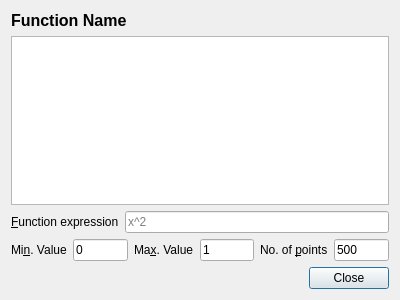
edfm-tum/iland-model, file src/iland/ui/dialogfunctionplotter.ui: the form before one commit.
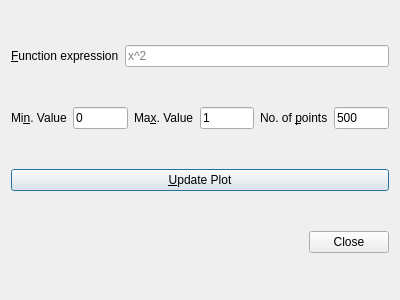
The form after the commit.

Commit message: feat: function plotter works, still not perfectly working

The edit to the form file:
```diff
--- a/src/iland/ui/dialogfunctionplotter.ui
+++ b/src/iland/ui/dialogfunctionplotter.ui
@@ -15,24 +15,7 @@
   </property>
   <layout class="QVBoxLayout" name="verticalLayout_2">
    <item>
-    <widget class="QLabel" name="functionTitle">
-     <property name="font">
-      <font>
-       <pointsize>12</pointsize>
-       <bold>true</bold>
-      </font>
-     </property>
-     <property name="text">
-      <string>Function Name</string>
-     </property>
-    </widget>
-   </item>
-   <item>
-    <layout class="QVBoxLayout" name="verticalLayout">
-     <item>
-      <widget class="QGraphicsView" name="graphicsView"/>
-     </item>
-    </layout>
+    <layout class="QVBoxLayout" name="chartLayout"/>
    </item>
    <item>
     <layout class="QHBoxLayout" name="horizontalLayout">
@@ -134,6 +117,13 @@
      </item>
     </layout>
    </item>
+   <item>
+    <widget class="QPushButton" name="buttonUpdate">
+     <property name="text">
+      <string>&amp;Update Plot</string>
+     </property>
+    </widget>
+   </item>
    <item>
     <widget class="QDialogButtonBox" name="buttonBox">
      <property name="orientation">
```
The commit also changes 5 other files.
